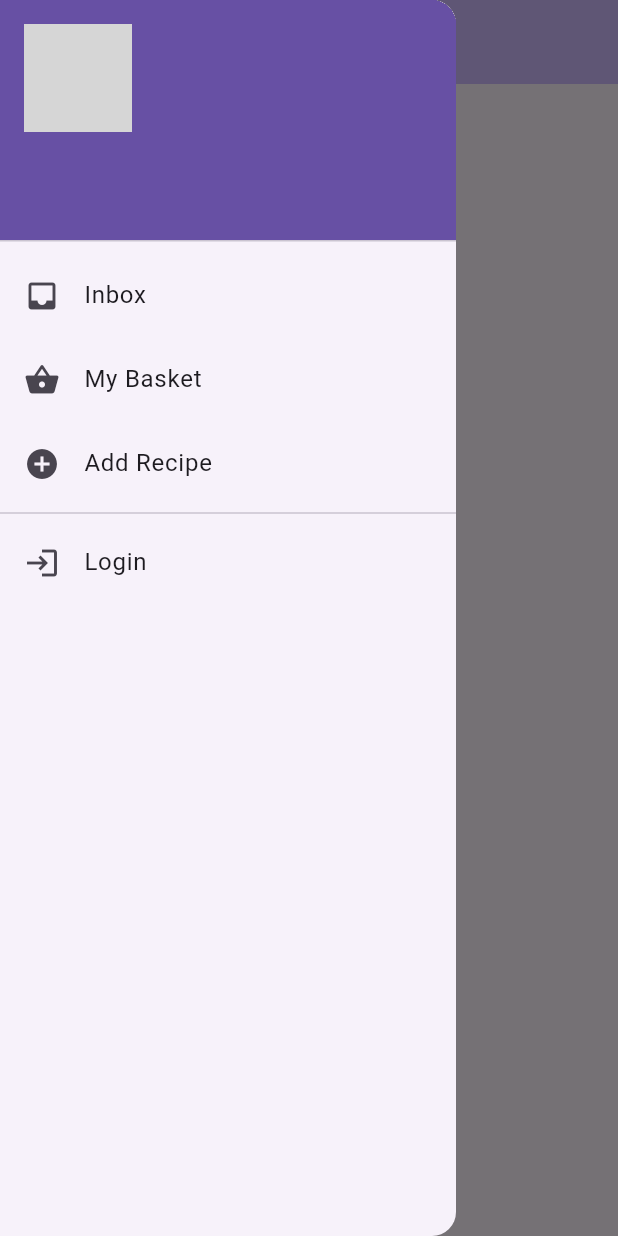
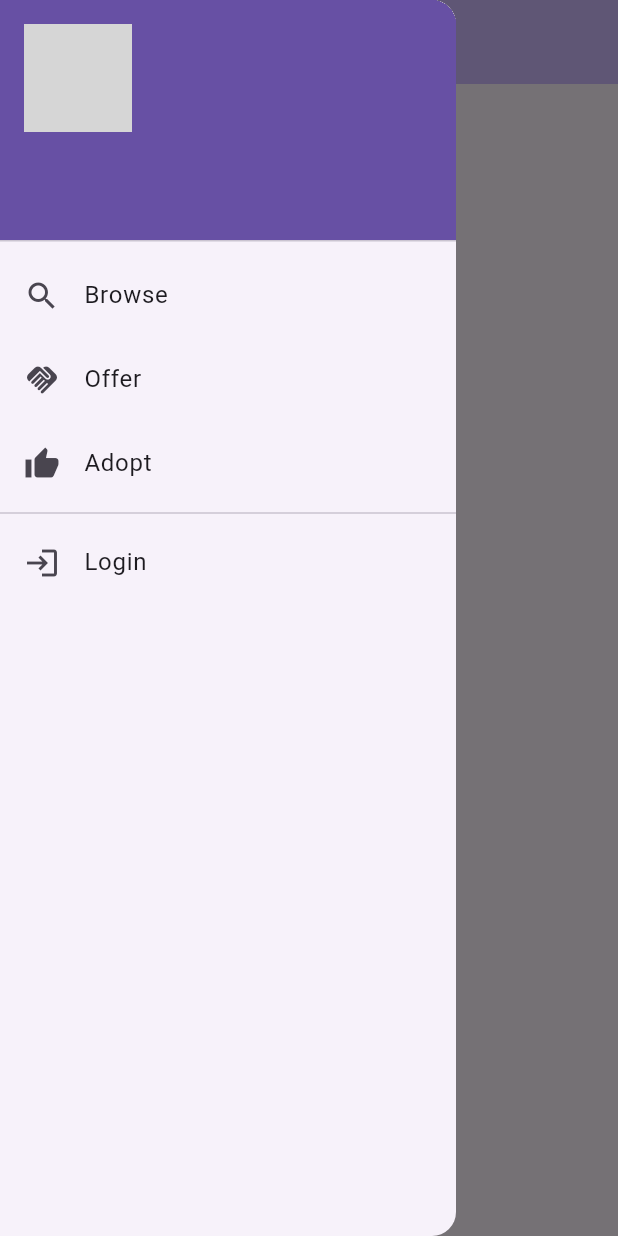
Before and after one commit to stevennchristopher/FinalProjectET, a Flutter app: the MyHomePage screen opened directly, with the side drawer open, on a phone screen of 412 x 824 dp. Run offline on Flutter 3.47's test engine with Material 3 defaults, Android fonts, the phone set to English and light mode, and no system bars; our stand-ins replace shared_preferences; accounts and stored records are empty; network calls fail; grey boxes are pictures that could not be loaded.

Commit message:
main, adopt, login, offer, drawer

```diff
--- a/adopsian_project_uas/lib/main.dart
+++ b/adopsian_project_uas/lib/main.dart
@@ -1,4 +1,6 @@
+import 'package:adopsian_project_uas/screen/Adopt.dart';
 import 'package:adopsian_project_uas/screen/Login.dart';
+import 'package:adopsian_project_uas/screen/Offer.dart';
 import 'package:adopsian_project_uas/screen/browse.dart';
 import 'package:flutter/material.dart';
 import 'package:shared_preferences/shared_preferences.dart';
@@ -52,6 +54,8 @@
         'main': (context) => MyApp(),
         'browse': (context) => Browse(),
         'login': (context) => Login(),
+        'offer': (context) => Offer(),
+        'adopt': (context) => Adopt()
         // 'propose': (context) => Propose()
       },
     );
@@ -91,21 +95,24 @@
               currentAccountPicture: CircleAvatar(
                   backgroundImage: NetworkImage("https://i.pravatar.cc/150"))),
           ListTile(
-            title: new Text("Inbox"),
-            leading: new Icon(Icons.inbox),
+            title: new Text("Browse"),
+            leading: new Icon(Icons.search),
+            onTap: (){
+              Navigator.popAndPushNamed(context, 'browse');
+            },
           ),
           ListTile(
-            title: new Text("My Basket "),
-            leading: new Icon(Icons.shopping_basket),
+            title: new Text("Offer "),
+            leading: new Icon(Icons.handshake),
             onTap: (){
-              Navigator.popAndPushNamed(context, 'myBasket');
+              Navigator.popAndPushNamed(context, 'offer');
             }
           ),
           ListTile(
-            title: const Text("Add Recipe"),
-            leading: const Icon(Icons.add_circle),
+            title: const Text("Adopt"),
+            leading: const Icon(Icons.thumb_up),
             onTap: (){
-              Navigator.popAndPushNamed(context, 'addRecipe');
+              Navigator.popAndPushNamed(context, 'adopt');
             }),
             Divider(height: 10),
             ListTile(
--- /dev/null
+++ b/adopsian_project_uas/lib/screen/Adopt.dart
@@ -0,0 +1,14 @@
+import 'package:flutter/material.dart';
+
+class Adopt extends StatelessWidget{
+  @override
+  Widget build(BuildContext context){
+    return Scaffold(
+      appBar: AppBar(
+        title: Text('Adopt'),
+      ),
+      body: Center(child: Text("This is Adopt Page "),
+      ),
+    );
+  }
+}
--- /dev/null
+++ b/adopsian_project_uas/lib/screen/Offer.dart
@@ -0,0 +1,14 @@
+import 'package:flutter/material.dart';
+
+class Offer extends StatelessWidget{
+  @override
+  Widget build(BuildContext context){
+    return Scaffold(
+      appBar: AppBar(
+        title: Text('Offer'),
+      ),
+      body: Center(child: Text("This is Offer "),
+      ),
+    );
+  }
+}
```
Also changed, not shown: adopsian_project_uas/lib/screen/Login.dart (+14 -6 lines).
